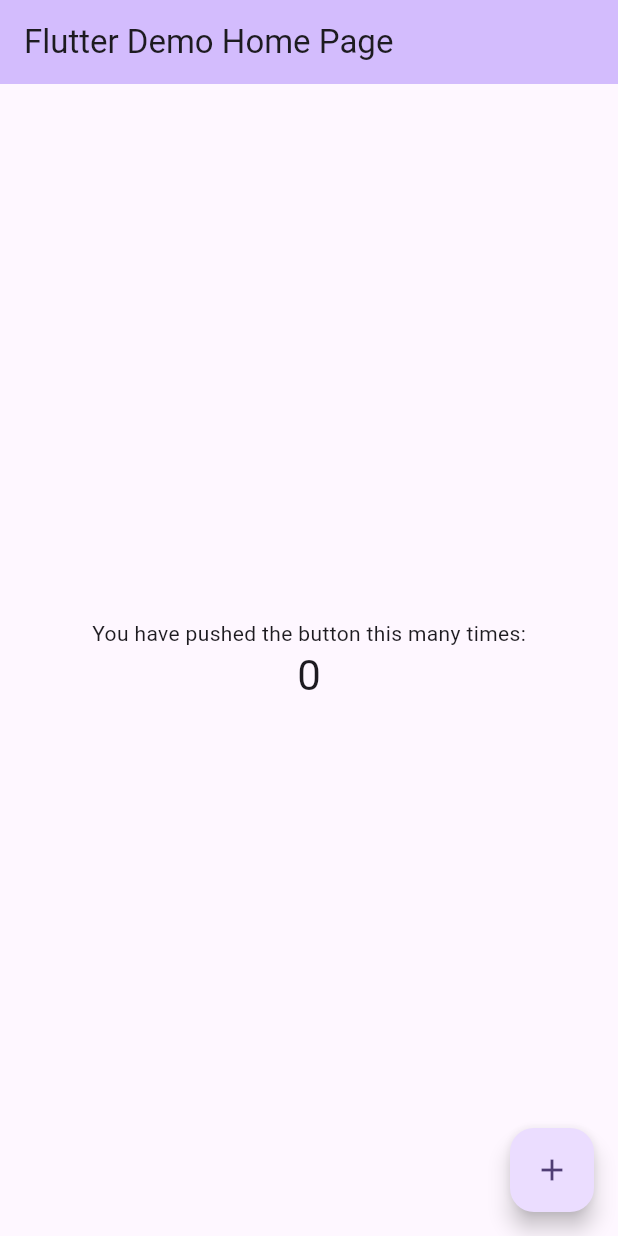
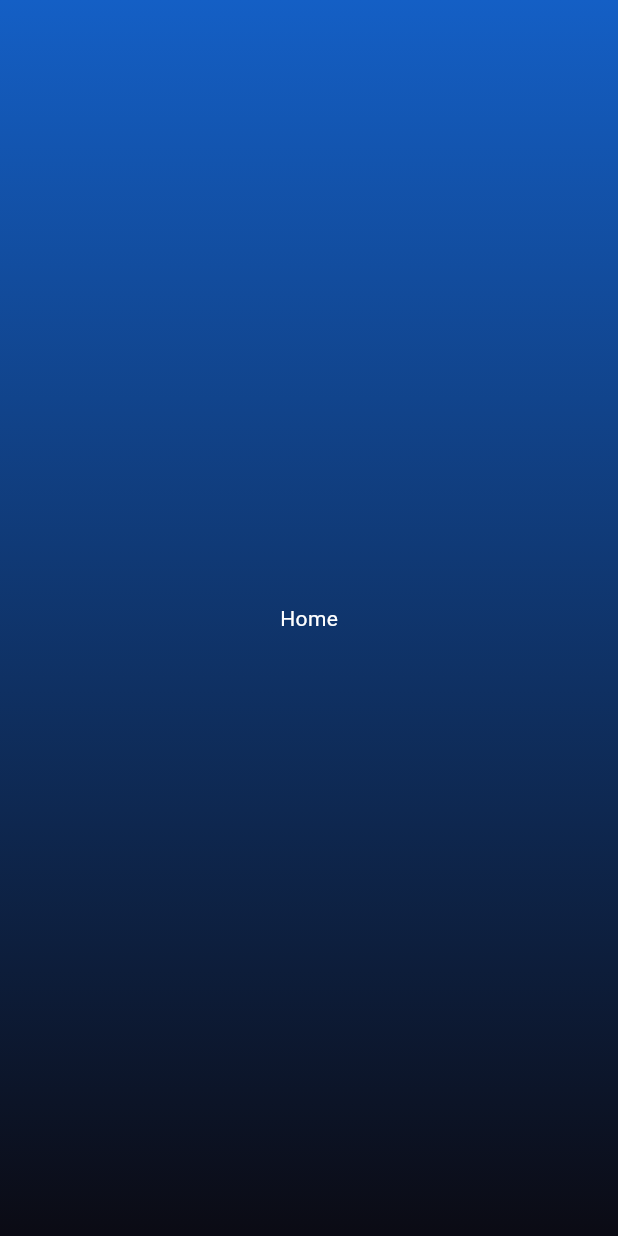
Before and after one commit to danper2213/comunidad-acordeoneros, a Flutter app: the screen it shows after launch, on a phone screen of 412 x 824 dp. Run offline on Flutter 3.47's test engine with Material 3 defaults, Android fonts, the phone set to English and light mode, and no system bars.

Commit message:
Gradient theme

```diff
--- a/lib/main.dart
+++ b/lib/main.dart
@@ -1,4 +1,6 @@
+import 'package:comunidad_acordeoneros/theme/pages/home.dart';
 import 'package:flutter/material.dart';
+import 'theme/theme_app.dart';
 
 void main() {
   runApp(const MyApp());
@@ -7,119 +9,13 @@
 class MyApp extends StatelessWidget {
   const MyApp({super.key});
 
-  // This widget is the root of your application.
   @override
   Widget build(BuildContext context) {
     return MaterialApp(
-      title: 'Flutter Demo',
-      theme: ThemeData(
-        // This is the theme of your application.
-        //
-        // TRY THIS: Try running your application with "flutter run". You'll see
-        // the application has a purple toolbar. Then, without quitting the app,
-        // try changing the seedColor in the colorScheme below to Colors.green
-        // and then invoke "hot reload" (save your changes or press the "hot
-        // reload" button in a Flutter-supported IDE, or press "r" if you used
-        // the command line to start the app).
-        //
-        // Notice that the counter didn't reset back to zero; the application
-        // state is not lost during the reload. To reset the state, use hot
-        // restart instead.
-        //
-        // This works for code too, not just values: Most code changes can be
-        // tested with just a hot reload.
-        colorScheme: ColorScheme.fromSeed(seedColor: Colors.deepPurple),
-        useMaterial3: true,
-      ),
-      home: const MyHomePage(title: 'Flutter Demo Home Page'),
+      title: 'Comunidad Acordeoneros',
+      theme: AppTheme.lightTheme,
+      darkTheme: AppTheme.darkTheme,
+      home: const HomePage(),
     );
   }
 }
-
-class MyHomePage extends StatefulWidget {
-  const MyHomePage({super.key, required this.title});
-
-  // This widget is the home page of your application. It is stateful, meaning
-  // that it has a State object (defined below) that contains fields that affect
-  // how it looks.
-
-  // This class is the configuration for the state. It holds the values (in this
-  // case the title) provided by the parent (in this case the App widget) and
-  // used by the build method of the State. Fields in a Widget subclass are
-  // always marked "final".
-
-  final String title;
-
-  @override
-  State<MyHomePage> createState() => _MyHomePageState();
-}
-
-class _MyHomePageState extends State<MyHomePage> {
-  int _counter = 0;
-
-  void _incrementCounter() {
-    setState(() {
-      // This call to setState tells the Flutter framework that something has
-      // changed in this State, which causes it to rerun the build method below
-      // so that the display can reflect the updated values. If we changed
-      // _counter without calling setState(), then the build method would not be
-      // called again, and so nothing would appear to happen.
-      _counter++;
-    });
-  }
-
-  @override
-  Widget build(BuildContext context) {
-    // This method is rerun every time setState is called, for instance as done
-    // by the _incrementCounter method above.
-    //
-    // The Flutter framework has been optimized to make rerunning build methods
-    // fast, so that you can just rebuild anything that needs updating rather
-    // than having to individually change instances of widgets.
-    return Scaffold(
-      appBar: AppBar(
-        // TRY THIS: Try changing the color here to a specific color (to
-        // Colors.amber, perhaps?) and trigger a hot reload to see the AppBar
-        // change color while the other colors stay the same.
-        backgroundColor: Theme.of(context).colorScheme.inversePrimary,
-        // Here we take the value from the MyHomePage object that was created by
-        // the App.build method, and use it to set our appbar title.
-        title: Text(widget.title),
-      ),
-      body: Center(
-        // Center is a layout widget. It takes a single child and positions it
-        // in the middle of the parent.
-        child: Column(
-          // Column is also a layout widget. It takes a list of children and
-          // arranges them vertically. By default, it sizes itself to fit its
-          // children horizontally, and tries to be as tall as its parent.
-          //
-          // Column has various properties to control how it sizes itself and
-          // how it positions its children. Here we use mainAxisAlignment to
-          // center the children vertically; the main axis here is the vertical
-          // axis because Columns are vertical (the cross axis would be
-          // horizontal).
-          //
-          // TRY THIS: Invoke "debug painting" (choose the "Toggle Debug Paint"
-          // action in the IDE, or press "p" in the console), to see the
-          // wireframe for each widget.
-          mainAxisAlignment: MainAxisAlignment.center,
-          children: <Widget>[
-            const Text(
-              'You have pushed the button this many times:',
-            ),
-            Text(
-              '$_counter',
-              style: Theme.of(context).textTheme.headlineMedium,
-            ),
-          ],
-        ),
-      ),
-      floatingActionButton: FloatingActionButton(
-        onPressed: _incrementCounter,
-        tooltip: 'Increment',
-        child: const Icon(Icons.add),
-      ), // This trailing comma makes auto-formatting nicer for build methods.
-    );
-  }
-}
--- /dev/null
+++ b/lib/theme/pages/home.dart
@@ -0,0 +1,18 @@
+import 'package:flutter/material.dart';
+import 'package:comunidad_acordeoneros/theme/theme_app.dart';
+
+class HomePage extends StatelessWidget {
+  const HomePage({super.key});
+
+  @override
+  Widget build(BuildContext context) {
+    return Scaffold(
+      body: Container(
+        decoration: AppTheme.getBackgroundDecoration(),
+        child: const Center(
+          child: Text('Home'),
+        ),
+      ),
+    );
+  }
+}
--- /dev/null
+++ b/lib/theme/theme_app.dart
@@ -0,0 +1,233 @@
+import 'package:flutter/material.dart';
+
+class AppTheme {
+  // Custom colors
+  static const Color primaryBlue = Color(0xFF145FC5);
+  static const Color darkBlue = Color(0xFF0B0B14);
+  static const Color lightBlue = Color(0xFF4A90E2);
+  static const Color accentBlue = Color(0xFF7BB3F0);
+  static const Color white = Color(0xFFFFFFFF);
+  static const Color lightGray = Color(0xFFF5F5F5);
+  static const Color darkGray = Color(0xFF333333);
+
+  // Gradient background
+  static const LinearGradient  backgroundGradient = LinearGradient(
+    begin: Alignment.topCenter,
+    end: Alignment.bottomCenter,
+    colors: [primaryBlue, darkBlue],
+    stops: [0.0, 1.0],
+  );
+
+  // Light theme
+  static ThemeData lightTheme = ThemeData(
+    useMaterial3: true,
+    brightness: Brightness.light,
+
+    // Color scheme
+    colorScheme: const ColorScheme.light(
+      primary: primaryBlue,
+      secondary: accentBlue,
+      surface: white,
+
+      onPrimary: white,
+      onSecondary: white,
+      onSurface: darkGray,
+
+    ),
+
+    // App bar theme
+    appBarTheme: const AppBarTheme(
+      backgroundColor: Colors.transparent,
+      elevation: 0,
+      iconTheme: IconThemeData(color: white),
+      titleTextStyle: TextStyle(
+        color: white,
+        fontSize: 20,
+        fontWeight: FontWeight.w600,
+      ),
+    ),
+
+    // Scaffold background
+    scaffoldBackgroundColor: Colors.transparent,
+
+    // Text theme
+    textTheme: const TextTheme(
+      displayLarge: TextStyle(
+        color: white,
+        fontSize: 32,
+        fontWeight: FontWeight.bold,
+      ),
+      displayMedium: TextStyle(
+        color: white,
+        fontSize: 28,
+        fontWeight: FontWeight.bold,
+      ),
+      displaySmall: TextStyle(
+        color: white,
+        fontSize: 24,
+        fontWeight: FontWeight.bold,
+      ),
+      headlineLarge: TextStyle(
+        color: white,
+        fontSize: 22,
+        fontWeight: FontWeight.w600,
+      ),
+      headlineMedium: TextStyle(
+        color: white,
+        fontSize: 20,
+        fontWeight: FontWeight.w600,
+      ),
+      headlineSmall: TextStyle(
+        color: white,
+        fontSize: 18,
+        fontWeight: FontWeight.w600,
+      ),
+      titleLarge: TextStyle(
+        color: white,
+        fontSize: 16,
+        fontWeight: FontWeight.w500,
+      ),
+      titleMedium: TextStyle(
+        color: white,
+        fontSize: 14,
+        fontWeight: FontWeight.w500,
+      ),
+      titleSmall: TextStyle(
+        color: white,
+        fontSize: 12,
+        fontWeight: FontWeight.w500,
+      ),
+      bodyLarge: TextStyle(
+        color: white,
+        fontSize: 16,
+        fontWeight: FontWeight.normal,
+      ),
+      bodyMedium: TextStyle(
+        color: white,
+        fontSize: 14,
+        fontWeight: FontWeight.normal,
+      ),
+      bodySmall: TextStyle(
+        color: white,
+        fontSize: 12,
+        fontWeight: FontWeight.normal,
+      ),
+    ),
+
+    // Card theme
+    cardTheme: CardTheme(
+      color: white.withOpacity(0.1),
+      elevation: 8,
+      shape: RoundedRectangleBorder(
+        borderRadius: BorderRadius.circular(16),
+      ),
+      margin: const EdgeInsets.all(8),
+    ),
+
+    // Button themes
+    elevatedButtonTheme: ElevatedButtonThemeData(
+      style: ElevatedButton.styleFrom(
+        backgroundColor: primaryBlue,
+        foregroundColor: white,
+        elevation: 4,
+        shape: RoundedRectangleBorder(
+          borderRadius: BorderRadius.circular(12),
+        ),
+        padding: const EdgeInsets.symmetric(horizontal: 24, vertical: 12),
+      ),
+    ),
+
+    outlinedButtonTheme: OutlinedButtonThemeData(
+      style: OutlinedButton.styleFrom(
+        foregroundColor: white,
+        side: const BorderSide(color: white, width: 2),
+        shape: RoundedRectangleBorder(
+          borderRadius: BorderRadius.circular(12),
+        ),
+        padding: const EdgeInsets.symmetric(horizontal: 24, vertical: 12),
+      ),
+    ),
+
+    textButtonTheme: TextButtonThemeData(
+      style: TextButton.styleFrom(
+        foregroundColor: white,
+        shape: RoundedRectangleBorder(
+          borderRadius: BorderRadius.circular(12),
+        ),
+        padding: const EdgeInsets.symmetric(horizontal: 16, vertical: 8),
+      ),
+    ),
+
+    // Floating action button theme
+    floatingActionButtonTheme: const FloatingActionButtonThemeData(
+      backgroundColor: primaryBlue,
+      foregroundColor: white,
+      elevation: 8,
+    ),
+
+    // Input decoration theme
+    inputDecorationTheme: InputDecorationTheme(
+      filled: true,
+      fillColor: white.withOpacity(0.1),
+      border: OutlineInputBorder(
+        borderRadius: BorderRadius.circular(12),
+        borderSide: BorderSide.none,
+      ),
+      enabledBorder: OutlineInputBorder(
+        borderRadius: BorderRadius.circular(12),
+        borderSide: BorderSide(color: white.withOpacity(0.3)),
+      ),
+      focusedBorder: OutlineInputBorder(
+        borderRadius: BorderRadius.circular(12),
+        borderSide: const BorderSide(color: white, width: 2),
+      ),
+      labelStyle: const TextStyle(color: white),
+      hintStyle: TextStyle(color: white.withOpacity(0.7)),
+    ),
+
+    // Icon theme
+    iconTheme: const IconThemeData(
+      color: white,
+      size: 24,
+    ),
+
+    // Bottom navigation bar theme
+    bottomNavigationBarTheme: BottomNavigationBarThemeData(
+      backgroundColor: darkBlue.withOpacity(0.9),
+      selectedItemColor: white,
+      unselectedItemColor: white.withOpacity(0.6),
+      type: BottomNavigationBarType.fixed,
+      elevation: 8,
+    ),
+  );
+
+  // Dark theme (same as light for this app since we want the gradient)
+  static ThemeData darkTheme = lightTheme;
+
+  // Helper method to get the background gradient
+  static BoxDecoration getBackgroundDecoration() {
+    return const BoxDecoration(
+      gradient: backgroundGradient,
+    );
+  }
+
+  // Helper method to create a gradient container
+  static Container gradientContainer({
+    required Widget child,
+    EdgeInsetsGeometry? padding,
+    EdgeInsetsGeometry? margin,
+    double? width,
+    double? height,
+  }) {
+    return Container(
+      width: width,
+      height: height,
+      padding: padding,
+      margin: margin,
+      decoration: const BoxDecoration(
+        gradient: backgroundGradient,
+      ),
+      child: child,
+    );
+  }
+}
```
Also changed, not shown: pubspec.lock.
